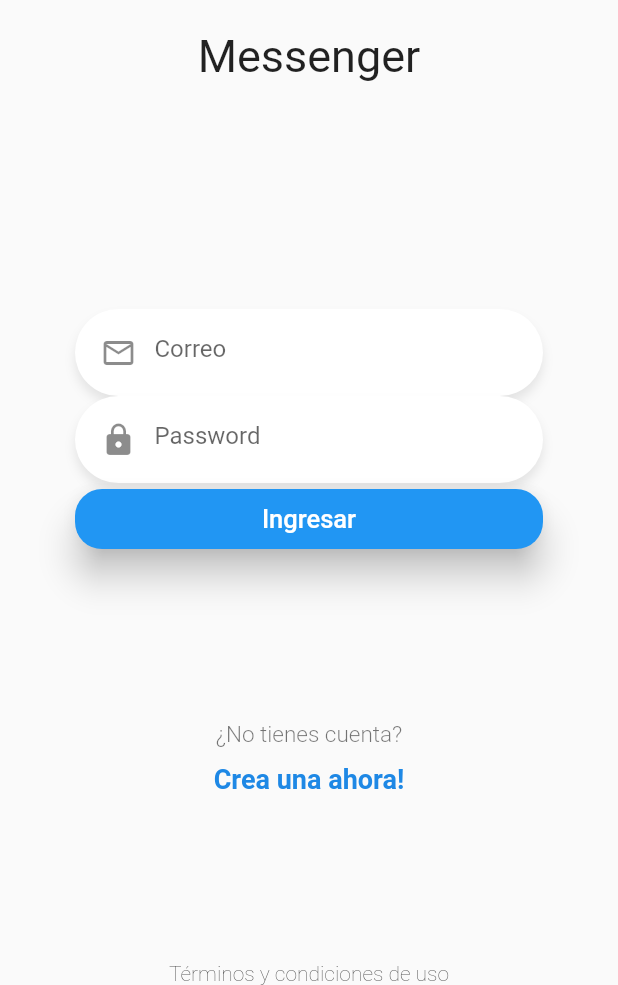
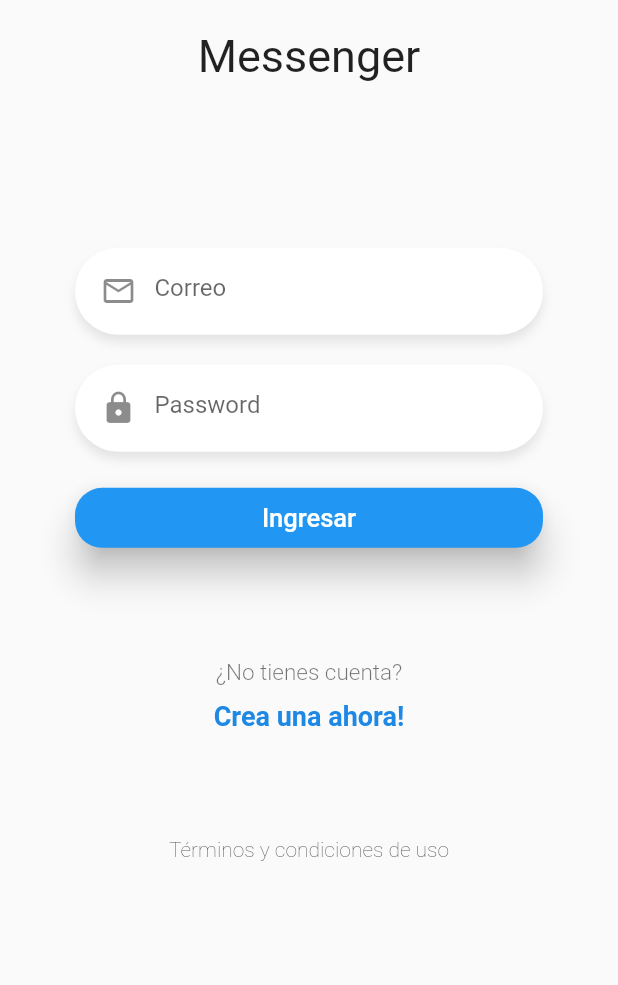
Before and after one commit to lalo1234321/chatApp, a Flutter app: the screen it shows after launch, on a phone screen of 412 x 824 dp, the part 251-1236 px from its top. Run offline on Flutter 3.47's test engine with Material 2 defaults, Android fonts, the phone set to English and light mode, and no system bars.

```diff
--- a/lib/pages/login_page.dart
+++ b/lib/pages/login_page.dart
@@ -8,6 +8,13 @@ class LoginPage extends StatelessWidget {
   Widget build(BuildContext context) {
     return Scaffold(
       body: SafeArea(
+        // con el SingleCHild Scroll podremos quitar el error del overflow,
+        // pero sale otro error, que hace que los espacios se vean afectados
+              child: SingleChildScrollView(
+                physics: BouncingScrollPhysics(),
+                child: Container(
+                  // con esto podemos activar la animación de que rebote, con el Mediaquery
+                  height: MediaQuery.of(context).size.height * .9,
                   child: Column(
                     mainAxisAlignment: MainAxisAlignment.spaceBetween,
                     children: <Widget>[
@@ -18,6 +25,8 @@ class LoginPage extends StatelessWidget {
                     ],
                   ),
                 ),
+              ),
+            ),
     );
   }
 }
--- a/lib/widgets/loginPage/center_login.dart
+++ b/lib/widgets/loginPage/center_login.dart
@@ -26,12 +26,14 @@ class _CenterLoginState extends State<CenterLogin> {
             // en este apartado debemos de usar unas variables de controlador que definamos en este archivo
             textController: emailCtrl,
           ),
+          SizedBox(height: 20,),
           CustomInput(
             icon: Icons.lock,
             placeHolder: 'Password',
             textController: passCtrl,
             isPassword: true,
           ),
+          SizedBox(height: 20,),
           BtnAzul(
             texto: 'Ingresar',
             onPressed: (){
```
Lines whose indentation alone changed are shown as unchanged.
